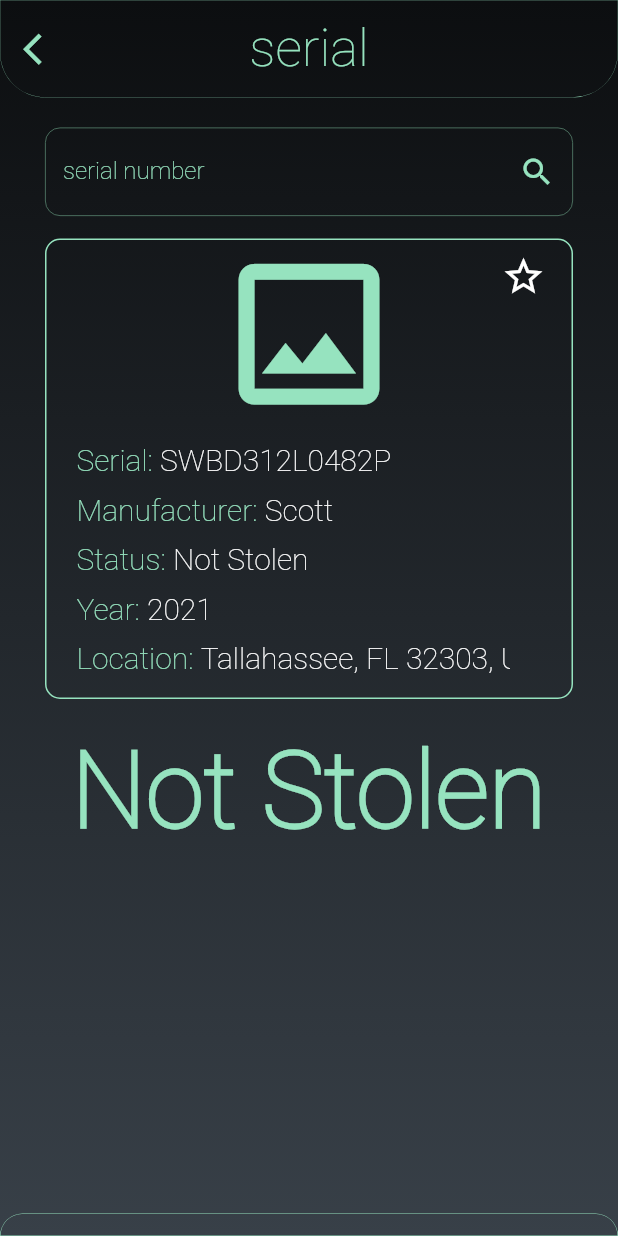
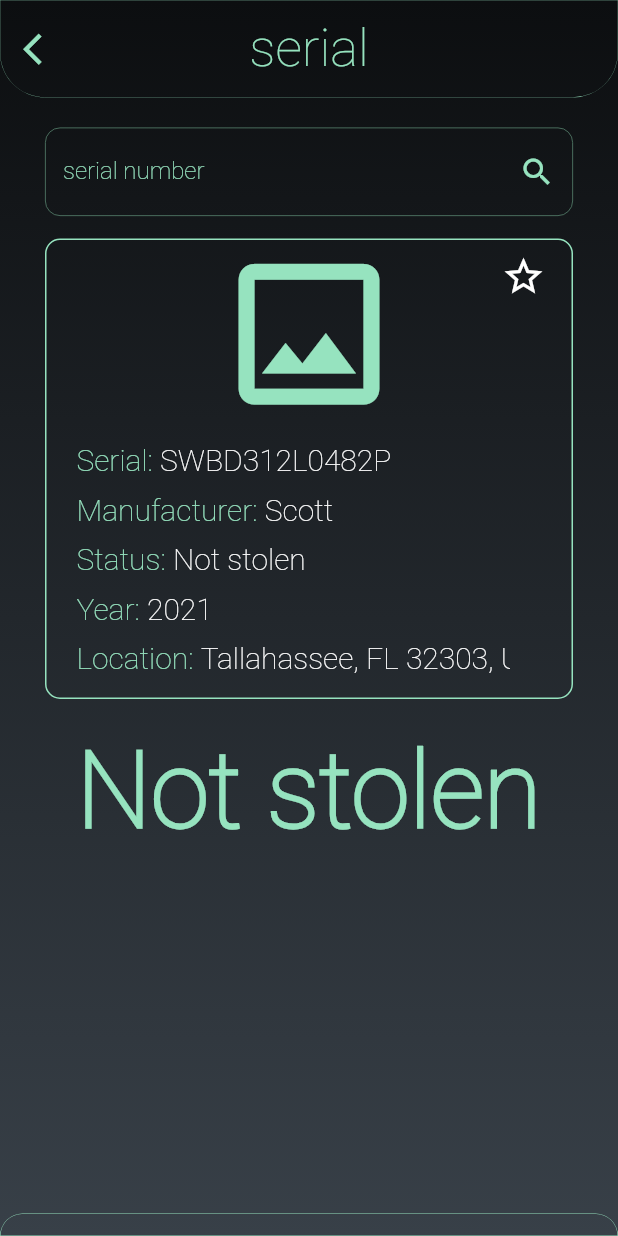
Before and after one commit to teleonet/check-my-bike-flutter, a Flutter app: the screen it shows after launch, after a tap on "serial", on a phone screen of 412 x 824 dp. Run offline on Flutter 3.47's test engine with Material 2 defaults, Android fonts, the phone set to English and light mode, and no system bars.

Commit message:
refactored serial screen

```diff
--- a/lib/presentation/screen/check/check_button_item.dart
+++ b/lib/presentation/screen/check/button_item/check_button_item.dart
@@ -1,7 +1,7 @@
 import 'package:flutter/material.dart';
 
-import '../../../resources/colors_res.dart';
-import '../base/base_screen_state.dart';
+import '../../../../resources/colors_res.dart';
+import '../../base/base_screen_state.dart';
 
 class CheckButtonItem extends StatefulWidget {
   final String _text;
@@ -27,10 +27,12 @@ class _CheckButtonItemState extends BaseScreenState<CheckButtonItem> {
               children: [
                 Icon(widget._icon, color: ColorsRes.green, size: 48.0),
                 const Padding(padding: EdgeInsets.only(top: 15)),
-                Text(widget._text,
-                    style: const TextStyle(
-                        fontFamily: 'Roboto Thin', color: Colors.white, fontSize: 20))
+                Text(widget._text, style: _buildTextStyle())
               ],
             )));
   }
+
+  TextStyle _buildTextStyle() {
+    return const TextStyle(fontFamily: 'Roboto Thin', color: Colors.white, fontSize: 20);
+  }
 }
--- a/lib/presentation/screen/check/check_screen.dart
+++ b/lib/presentation/screen/check/check_screen.dart
@@ -1,4 +1,4 @@
-import 'package:check_my_bike_flutter/presentation/screen/check/check_button_item.dart';
+import 'package:check_my_bike_flutter/presentation/screen/check/button_item/check_button_item.dart';
 import 'package:check_my_bike_flutter/presentation/screen/check/serial/serial_screen.dart';
 import 'package:check_my_bike_flutter/presentation/screen/widgets/divider/divider_horizontal.dart';
 import 'package:check_my_bike_flutter/presentation/screen/widgets/divider/divider_vertical.dart';
--- a/lib/presentation/screen/check/details_screen.dart
+++ b/lib/presentation/screen/check/details/details_screen.dart
@@ -1,9 +1,9 @@
 import 'package:flutter/material.dart';
 
-import '../../../resources/colors_res.dart';
-import '../../models/bike.dart';
-import '../base/base_screen_state.dart';
-import '../widgets/autoscroll_text.dart';
+import '../../../../resources/colors_res.dart';
+import '../../../models/bike.dart';
+import '../../base/base_screen_state.dart';
+import '../../widgets/autoscroll_text.dart';
 
 class DetailsScreen extends StatefulWidget {
   static void show(BuildContext context, Bike bike) {
@@ -45,7 +45,7 @@ class _DetailsScreenState extends BaseScreenState<DetailsScreen> {
                         _buildRowContainer("Serial", "${widget._bike.serial}"),
                         _buildRowContainer("Manufacturer", "${widget._bike.manufacturerName}"),
                         _buildRowContainer("Status", "${widget._bike.status}",
-                            valueColor: Colors.red),
+                            valueColor: widget._bike.stolen ? Colors.red : Colors.white),
                         _buildRowContainer("Year", "${widget._bike.year}"),
                         _buildRowContainer("Location", "${widget._bike.stolenLocation}"),
                         _buildRowContainer("Title", "${widget._bike.title}"),
--- a/lib/presentation/screen/check/manufacturer/manufacturer_screen.dart
+++ b/lib/presentation/screen/check/manufacturer/manufacturer_screen.dart
@@ -1,7 +1,7 @@
 import 'package:check_my_bike_flutter/presentation/models/bike.dart';
 import 'package:check_my_bike_flutter/presentation/screen/check/base/base_check_state.dart';
-import 'package:check_my_bike_flutter/presentation/screen/check/details_screen.dart';
-import 'package:check_my_bike_flutter/presentation/screen/check/info.dart';
+import 'package:check_my_bike_flutter/presentation/screen/check/details/details_screen.dart';
+import 'package:check_my_bike_flutter/presentation/screen/check/info/info.dart';
 import 'package:check_my_bike_flutter/presentation/screen/widgets/input_form.dart';
 import 'package:flutter/material.dart';
 
--- a/lib/presentation/screen/check/serial/serial_screen.dart
+++ b/lib/presentation/screen/check/serial/serial_screen.dart
@@ -1,6 +1,6 @@
 import 'package:check_my_bike_flutter/presentation/models/bike.dart';
-import 'package:check_my_bike_flutter/presentation/screen/check/details_screen.dart';
-import 'package:check_my_bike_flutter/presentation/screen/check/info.dart';
+import 'package:check_my_bike_flutter/presentation/screen/check/details/details_screen.dart';
+import 'package:check_my_bike_flutter/presentation/screen/check/info/info.dart';
 import 'package:check_my_bike_flutter/presentation/screen/widgets/flashing_text.dart';
 import 'package:check_my_bike_flutter/presentation/screen/widgets/input_form.dart';
 import 'package:check_my_bike_flutter/resources/colors_res.dart';
@@ -24,7 +24,7 @@ class SerialScreen extends StatefulWidget {
 class _SerialScreenState extends BaseCheckState<SerialScreen> {
   //todo: only for development
   final Bike _bike = Bike(
-      410882, true, "Scott", "SWBD312L0482P", "Not Stolen", "2018 Fuji ABOSLUTE 1.1", 2021, false,
+      410882, true, "Scott", "SWBD312L0482P", "Not stolen", "2018 Fuji ABOSLUTE 1.1", 2021, false,
       largeImg: "https://bikeindex.org/bikes/410882",
       stolenLocation: "Tallahassee, FL 32303, US",
       description:
@@ -40,8 +40,8 @@ class _SerialScreenState extends BaseCheckState<SerialScreen> {
       Info(_bike, onInfoPressed: (bike) => DetailsScreen.show(context, bike)),
       const Padding(padding: EdgeInsets.only(top: 20)),
       _bike.stolen
-          ? FlashingText("Stolen", _bike.stolen ? Colors.red : ColorsRes.green)
-          : Text("Not Stolen", style: _buildTextStyle(70))
+          ? FlashingText("Stolen", Colors.red)
+          : Text("Not stolen", style: _buildTextStyle(70))
     ];
   }
 
```
Also changed, not shown: lib/presentation/screen/check/info/info.dart (renamed from lib/presentation/screen/check/info.dart, +4 -4 lines).
